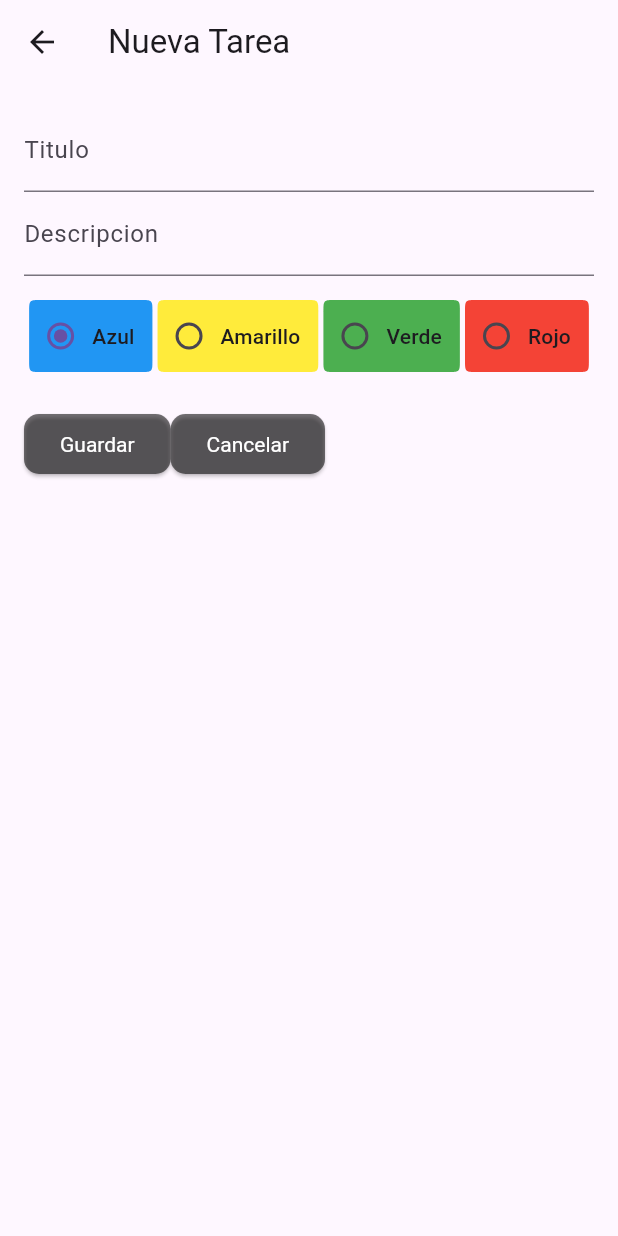
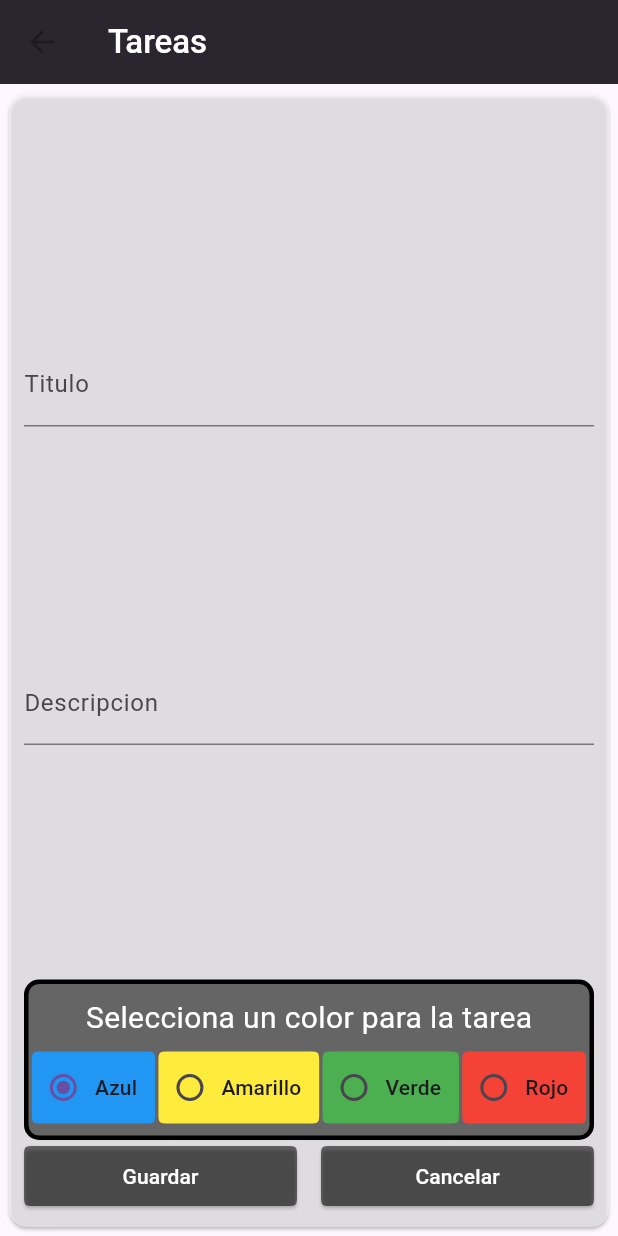
Before and after one commit to Juan6410/app_tareas, a Flutter app: the CreateTaskPage screen opened directly, on a phone screen of 412 x 824 dp. Run offline on Flutter 3.47's test engine with Material 3 defaults, Android fonts, the light colour scheme and no system bars.

Commit message:
Mejora del diseno

```diff
--- a/lib/views/pages/TaskList.dart
+++ b/lib/views/pages/TaskList.dart
@@ -1,7 +1,5 @@
-import 'package:app_tareas/controller/taskController.dart';
 import 'package:app_tareas/models/tasks.dart';
 import 'package:app_tareas/views/pages/TaskPage.dart';
-import 'package:app_tareas/views/widgets/TaskTitle.dart';
 import 'package:flutter/material.dart';
 import 'package:app_tareas/controller/taskProvider.dart';
 import 'package:app_tareas/views/widgets/taskFormField.dart';
@@ -16,14 +14,7 @@ class TaskList extends StatelessWidget {
     provider = Provider.of(context);
 
     return Scaffold(
-      appBar: AppBar(
-        title: const Text(
-          "Tareas",
-          style: TextStyle(color: Colors.white, fontWeight: FontWeight.w500),
-        ),
-        backgroundColor: Colors.black87,
-        elevation: 5,
-      ),
+      appBar: mainAppBar(),
       body: Consumer<TaskProvider>(
         builder: (_, TaskProvider, child) {
           provider = TaskProvider;
@@ -31,6 +22,7 @@ class TaskList extends StatelessWidget {
         },
       ),
       floatingActionButton: FloatingActionButton(
+        backgroundColor: Colors.black87,
         onPressed: () {
           Navigator.of(context).push(
             MaterialPageRoute(
@@ -38,7 +30,7 @@ class TaskList extends StatelessWidget {
             ),
           );
         },
-        child: const Icon(Icons.add),
+        child: const Icon(Icons.note_add_outlined, color: Colors.white),
       ),
     );
   }
@@ -71,11 +63,14 @@ class TaskList extends StatelessWidget {
     return Padding(
       padding: const EdgeInsets.only(bottom: 5),
       child: Container(
+        decoration: BoxDecoration(
           color: getColor(task.color),
+          borderRadius: BorderRadius.circular(10),
+        ),
         child: Row(
-          mainAxisAlignment: MainAxisAlignment.spaceBetween,
           children: [
-            Column(
+            Expanded(
+              child: Column(
                 crossAxisAlignment: CrossAxisAlignment.start,
                 children: [
                   Padding(
@@ -91,6 +86,7 @@ class TaskList extends StatelessWidget {
                     ),
                   ),
                 ],
+              ),
             ),
             IconButton(
               onPressed: () {
@@ -112,3 +108,14 @@ class TaskList extends StatelessWidget {
     );
   }
 }
+
+AppBar mainAppBar() {
+  return AppBar(
+    title: const Text(
+      "Tareas",
+      style: TextStyle(color: Colors.white, fontWeight: FontWeight.w500),
+    ),
+    backgroundColor: Colors.black87,
+    elevation: 5,
+  );
+}
--- a/lib/views/widgets/TaskDescription.dart
+++ b/lib/views/widgets/TaskDescription.dart
@@ -9,7 +9,7 @@ Widget getTaskDescription(Task task) {
           margin: const EdgeInsets.all(5.5),
           decoration: BoxDecoration(
               color: Colors.white70, borderRadius: BorderRadius.circular(7.0)),
-          padding: EdgeInsets.all(5.0),
+          padding: const EdgeInsets.all(5.0),
           child: Text(
             task.description,
             style: const TextStyle(fontSize: 15.0),
--- a/lib/views/widgets/TaskTitle.dart
+++ b/lib/views/widgets/TaskTitle.dart
@@ -14,8 +14,10 @@ Widget format(Task task) {
       margin: const EdgeInsets.all(7.5),
       decoration: BoxDecoration(
         borderRadius: BorderRadius.circular(7.0),
+        border: BoxBorder.lerp(Border.all(color: Colors.black, width: 1.0),
+            Border.all(color: Colors.white, width: 1.0), 7.5),
         color: getColor(task.color),
-        backgroundBlendMode: BlendMode.darken,
+        backgroundBlendMode: BlendMode.softLight,
       ),
       padding: const EdgeInsets.all(6.0),
       child: Text(task.name,
--- a/lib/views/widgets/taskFormField.dart
+++ b/lib/views/widgets/taskFormField.dart
@@ -1,5 +1,6 @@
 import 'package:app_tareas/controller/taskController.dart';
 import 'package:app_tareas/models/tasks.dart';
+import 'package:app_tareas/views/pages/TaskList.dart';
 import 'package:app_tareas/views/widgets/buttons.dart';
 import 'package:flutter/material.dart';
 import 'package:app_tareas/controller/taskProvider.dart';
@@ -12,43 +13,65 @@ class CreateTaskPage extends StatelessWidget {
   @override
   Widget build(BuildContext context) {
     return Scaffold(
-      appBar: AppBar(
-        title: const Text("Nueva Tarea"),
-      ),
+        appBar: mainAppBar(),
         body: Consumer<TaskProvider>(
           builder: (_, contactProvider, child) {
             return formTask(contactProvider, context);
           },
-      ),
-    );
+        ));
   }
 
-  Widget formTask(TaskProvider provider, BuildContext context) {
+  Form formTask(TaskProvider provider, BuildContext context) {
     return Form(
       key: _key,
-      child: Container(
-        padding: const EdgeInsets.all(16),
+      child: Card(
+        margin: EdgeInsetsGeometry.lerp(
+            const EdgeInsets.all(6.0), EdgeInsets.zero, 0.0),
+        color: Colors.white54,
+        child: Padding(
+          padding: const EdgeInsets.all(10.0),
           child: Column(
+            children: [
+              Expanded(
+                child: Column(
+                  mainAxisAlignment: MainAxisAlignment.spaceEvenly,
                   children: [
                     TextFormField(
                       onChanged: (value) => task.name = value,
                       decoration: const InputDecoration(labelText: "Titulo"),
-              maxLines: 1, // Permitir múltiples líneas de texto
+                      validator: _nameValidator,
                     ),
                     TextFormField(
                       onChanged: (value) => task.description = value,
-              decoration: const InputDecoration(labelText: "Descripcion"),
-              maxLines: 1, // Permitir múltiples líneas de texto
+                      decoration:
+                          const InputDecoration(labelText: "Descripcion"),
+                      validator: _descriptionValidator,
                     ),
-            Padding(
-              padding: const EdgeInsets.only(top: 16.0),
-              child: TaskButtons(),
+                  ],
                 ),
+              ),
+              Container(
+                decoration: BoxDecoration(
+                    color: Colors.black54,
+                    border: Border.all(color: Colors.black, width: 3.0),
+                    borderRadius: BorderRadius.circular(10.0)),
+                child: Column(
+                  children: [
+                    const Padding(
+                      padding: EdgeInsets.all(8.0),
+                      child: Text("Selecciona un color para la tarea",
+                          style: TextStyle(fontSize: 20, color: Colors.white)),
+                    ),
+                    TaskButtons(),
+                  ],
+                ),
+              ),
+              Column(
+                mainAxisAlignment: MainAxisAlignment.spaceAround,
+                children: [
                   Row(
-              crossAxisAlignment: CrossAxisAlignment.center,
                     children: [
-                Padding(
-                  padding: const EdgeInsets.symmetric(vertical: 16),
+                      Expanded(
                         child: ElevatedButton(
                           style: buttonStyle(),
                           onPressed: () {
@@ -62,8 +85,9 @@ class CreateTaskPage extends StatelessWidget {
                               style: TextStyle(color: Colors.white)),
                         ),
                       ),
-                Padding(
-                  padding: const EdgeInsets.symmetric(vertical: 16),
+                      const Row(
+                          children: [Padding(padding: EdgeInsets.all(8.0))]),
+                      Expanded(
                         child: ElevatedButton(
                           style: buttonStyle(),
                           onPressed: () {
@@ -77,17 +101,29 @@ class CreateTaskPage extends StatelessWidget {
                   ),
                 ],
               ),
+            ],
+          ),
+        ),
       ),
     );
   }
 
   ButtonStyle buttonStyle() {
     return ButtonStyle(
-      shape: MaterialStateProperty.all(
-        RoundedRectangleBorder(borderRadius: BorderRadius.circular(10.0)),
-      ),
         backgroundColor: MaterialStateProperty.all(Colors.black54),
-      textStyle: MaterialStateProperty.all(TextStyle(color: Colors.white)),
-    );
+        shape: MaterialStateProperty.all(ContinuousRectangleBorder(
+            borderRadius: BorderRadius.circular(8.0))));
+  }
+
+  String? _nameValidator(value) {
+    return value == null || value.isEmpty
+        ? 'Ingrese el nombre de la tarea'
+        : null;
+  }
+
+  String? _descriptionValidator(value) {
+    return value == null || value.isEmpty
+        ? 'Ingrese la descripcion de la tarea'
+        : null;
   }
 }
```
Also changed, not shown: lib/views/pages/TaskPage.dart (+2 -13 lines). Lines whose indentation alone changed are shown as unchanged.
